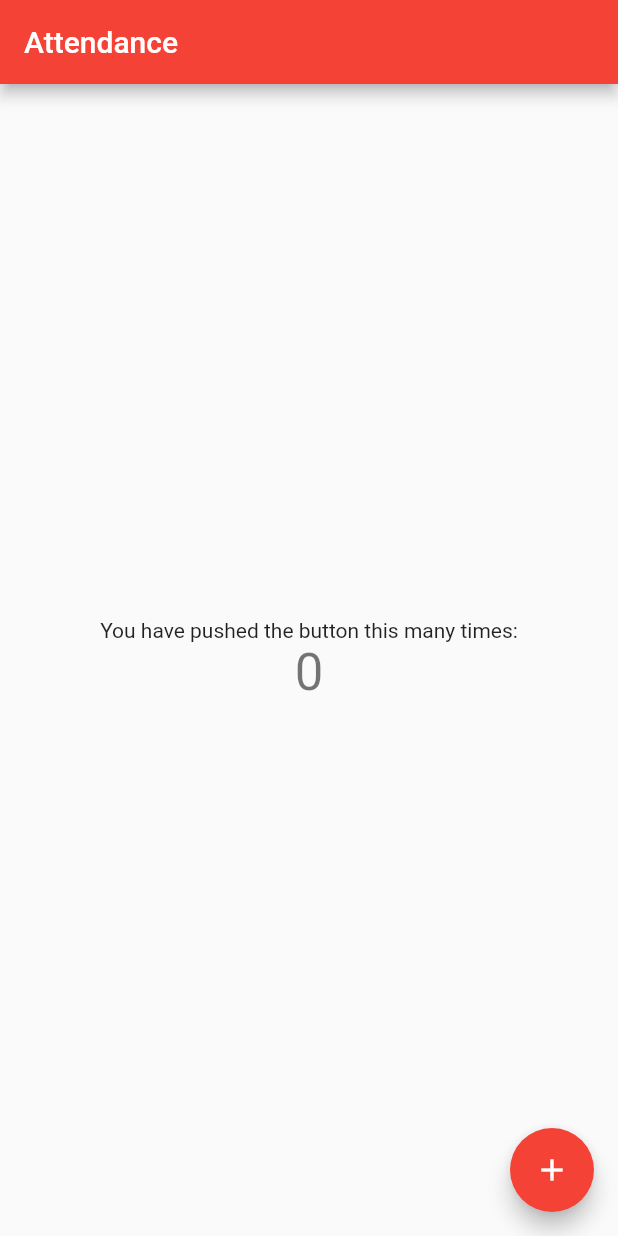
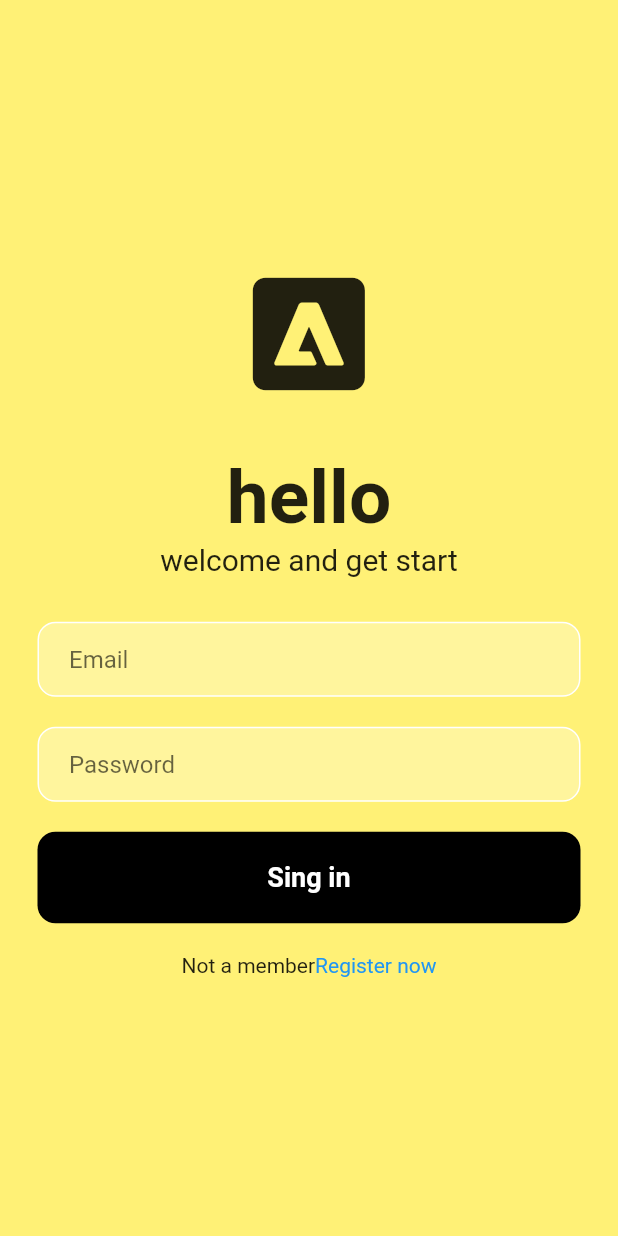
Before and after one commit to Avishkasj/getattendance, a Flutter app: the screen it shows after launch, on a phone screen of 412 x 824 dp. Run offline on Flutter 3.47's test engine with Material 2 defaults, Android fonts, the phone set to English and light mode, and no system bars.

Commit message:
Update main.dart

```diff
--- a/lib/main.dart
+++ b/lib/main.dart
@@ -24,92 +24,135 @@ class MyApp extends StatelessWidget {
         // is not restarted.
         primarySwatch: Colors.red,
       ),
-      home: const MyHomePage(title: 'Attendance'),
+      home: const login(),
     );
   }
 }
 
-class MyHomePage extends StatefulWidget {
-  const MyHomePage({super.key, required this.title});
-
-  // This widget is the home page of your application. It is stateful, meaning
-  // that it has a State object (defined below) that contains fields that affect
-  // how it looks.
-
-  // This class is the configuration for the state. It holds the values (in this
-  // case the title) provided by the parent (in this case the App widget) and
-  // used by the build method of the State. Fields in a Widget subclass are
-  // always marked "final".
-
-  final String title;
+class login extends StatefulWidget {
+  const login({Key? key}) : super(key: key);
 
   @override
-  State<MyHomePage> createState() => _MyHomePageState();
+  State<login> createState() => _loginState();
 }
 
-class _MyHomePageState extends State<MyHomePage> {
-  int _counter = 0;
-
-  void _incrementCounter() {
-    setState(() {
-      // This call to setState tells the Flutter framework that something has
-      // changed in this State, which causes it to rerun the build method below
-      // so that the display can reflect the updated values. If we changed
-      // _counter without calling setState(), then the build method would not be
-      // called again, and so nothing would appear to happen.
-      _counter++;
-    });
-  }
-
+class _loginState extends State<login> {
   @override
   Widget build(BuildContext context) {
-    // This method is rerun every time setState is called, for instance as done
-    // by the _incrementCounter method above.
-    //
-    // The Flutter framework has been optimized to make rerunning build methods
-    // fast, so that you can just rebuild anything that needs updating rather
-    // than having to individually change instances of widgets.
     return Scaffold(
-      appBar: AppBar(
-        // Here we take the value from the MyHomePage object that was created by
-        // the App.build method, and use it to set our appbar title.
-        title: Text(widget.title),
-      ),
-      body: Center(
-        // Center is a layout widget. It takes a single child and positions it
-        // in the middle of the parent.
+      backgroundColor: Colors.yellow[300],
+      body: SafeArea(
+        child: Center(
           child: Column(
-          // Column is also a layout widget. It takes a list of children and
-          // arranges them vertically. By default, it sizes itself to fit its
-          // children horizontally, and tries to be as tall as its parent.
-          //
-          // Invoke "debug painting" (press "p" in the console, choose the
-          // "Toggle Debug Paint" action from the Flutter Inspector in Android
-          // Studio, or the "Toggle Debug Paint" command in Visual Studio Code)
-          // to see the wireframe for each widget.
-          //
-          // Column has various properties to control how it sizes itself and
-          // how it positions its children. Here we use mainAxisAlignment to
-          // center the children vertically; the main axis here is the vertical
-          // axis because Columns are vertical (the cross axis would be
-          // horizontal).
             mainAxisAlignment: MainAxisAlignment.center,
-          children: <Widget>[
-            const Text(
-              'You have pushed the button this many times:',
+            children: [
+              //welcome text
+
+              Icon(Icons.adobe_sharp,
+              size: 100,),
+              SizedBox(
+                height: 30,
               ),
               Text(
-              '$_counter',
-              style: Theme.of(context).textTheme.headline4,
+                "hello",
+                style: TextStyle(fontSize: 50, fontWeight: FontWeight.bold),
               ),
+              Text(
+                "welcome and get start",
+                style: TextStyle(fontSize: 20),
+              ),
+              SizedBox(
+                height: 30,
+              ),
+
+              //email
+              Padding(
+                padding: const EdgeInsets.symmetric(horizontal: 25.0),
+                child: Container(
+                  decoration: BoxDecoration(
+                      color: Colors.yellow[200],
+                      border: Border.all(color: Colors.white),
+                      borderRadius: BorderRadius.circular(12)),
+                  child: Padding(
+                    padding: const EdgeInsets.only(left: 20.0),
+                    child: TextField(
+                      decoration: InputDecoration(
+                        border: InputBorder.none,
+                        hintText: 'Email',
+                      ),
+                    ),
+                  ),
+                ),
+              ),
+
+              SizedBox(
+                height: 20,
+              ),
+
+              //password
+
+              Padding(
+                padding: const EdgeInsets.symmetric(horizontal: 25.0),
+                child: Container(
+                  decoration: BoxDecoration(
+                      color: Colors.yellow[200],
+                      border: Border.all(color: Colors.white),
+                      borderRadius: BorderRadius.circular(12)),
+                  child: Padding(
+                    padding: const EdgeInsets.only(left: 20.0),
+                    child: TextField(
+                      decoration: InputDecoration(
+                        border: InputBorder.none,
+                        hintText: 'Password',
+                      ),
+                    ),
+                  ),
+                ),
+              ),
+
+              SizedBox(
+                height: 20,
+              ),
+
+              //button
+
+              Padding(
+                padding: const EdgeInsets.symmetric(horizontal: 25.0),
+                child: Container(
+                  padding: EdgeInsets.all(20),
+                  decoration: BoxDecoration(
+                      color: Colors.black,
+                      borderRadius: BorderRadius.circular(12)),
+                  child: Center(
+                    child: Text(
+                      'Sing in',
+                      style: TextStyle(
+                          color: Colors.white,
+                          fontWeight: FontWeight.bold,
+                          fontSize: 18),
+                    ),
+                  ),
+                ),
+              ),
+
+              SizedBox(height: 20,),
+
+              //become a member
+
+              Row(
+                mainAxisAlignment: MainAxisAlignment.center,
+                children: [
+                  Text('Not a member'),
+                  Text('Register now',style:TextStyle(color: Colors.blue,),)
+                ],
+              ),
+
+
+
             ],
           ),
         ),
-      floatingActionButton: FloatingActionButton(
-        onPressed: _incrementCounter,
-        tooltip: 'Increment',
-        child: const Icon(Icons.add),
-      ), // This trailing comma makes auto-formatting nicer for build methods.
+      ),
     );
   }
 }
```
Lines whose indentation alone changed are shown as unchanged.
